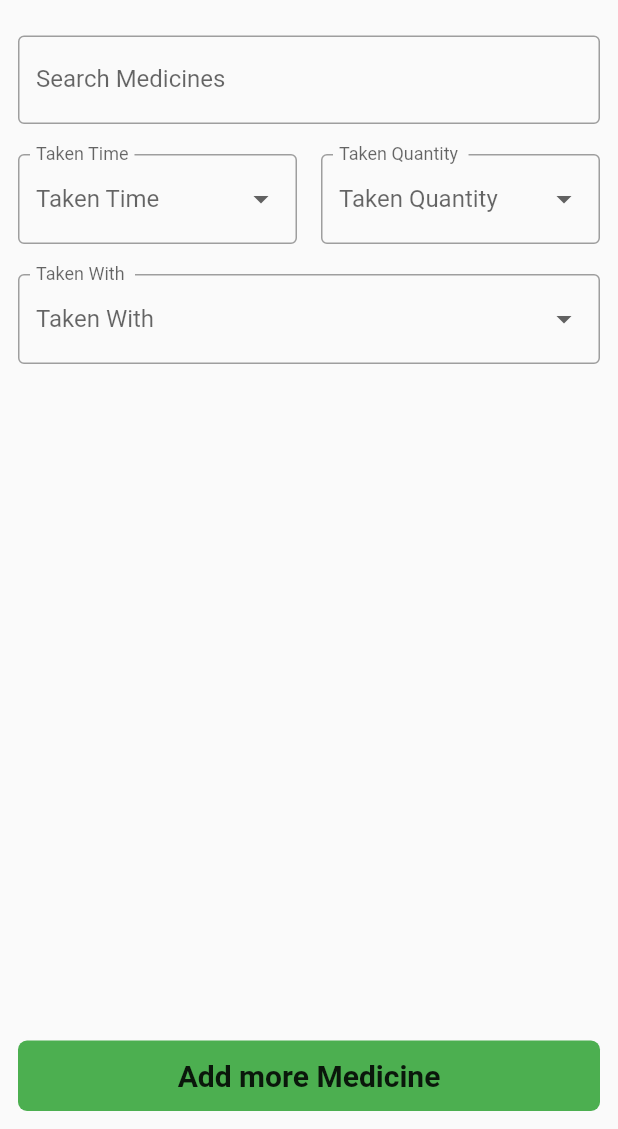
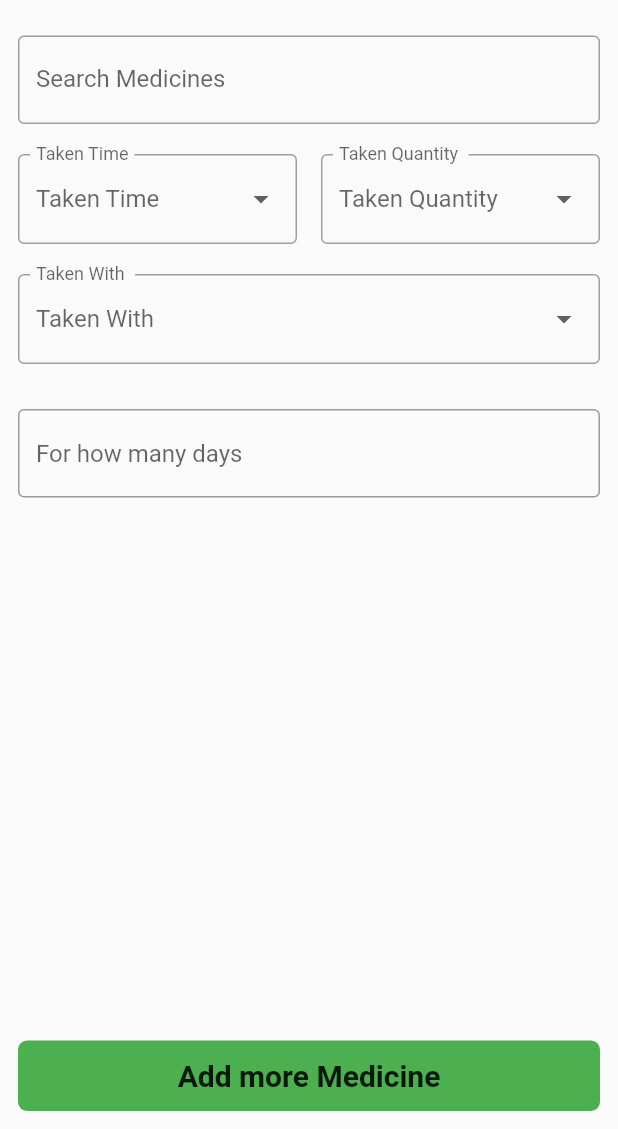
Before and after one commit to Raghav117/planmyhealth-main, a Flutter app: the Abc screen opened directly, on a phone screen of 412 x 824 dp, the part 107-1236 px from its top. Run offline on Flutter 3.47's test engine with Material 2 defaults, Android fonts, the phone set to English and light mode, and no system bars; drawn by our look-alikes of flutter_typeahead; our stand-ins replace dio, firebase_auth, firebase_core, image_picker, location, shared_preferences and 1 more; missing offline and left inert: advance_pdf_viewer, autocomplete_textfield, multi_image_picker; accounts and stored records are empty; network calls fail.

```diff
--- a/lib/UI/Selections/Abc.dart
+++ b/lib/UI/Selections/Abc.dart
@@ -278,6 +278,15 @@ class _AbcState extends State<Abc> {
                 ),
               ),
               showContainer ? container() : SizedBox(),
+              SizedBox(
+                height: 30,
+              ),
+              TextField(
+                keyboardType: TextInputType.number,
+                decoration: InputDecoration(
+                    hintText: "For how many days",
+                    border: OutlineInputBorder()),
+              ),
               Spacer(),
               GestureDetector(
                 onTap: () {
--- a/lib/UI/doctorRegistration.dart
+++ b/lib/UI/doctorRegistration.dart
@@ -725,9 +725,9 @@ class _DoctorRegistrationState extends State<DoctorRegistration> {
             selectedendTime != null) {
           loading = true;
           setState(() {});
-          // var response = await http.post(
-          //     "http://3.15.233.253:5000/doctorregister?name=${_nameController.text}&email=${_emailController.text}&dob=${selectedDate}&gender=${_selectedgender}&category=${_selectedcategory}&practice=${_selectedpractice}&qualification=${_selectedqual}&experience=${_experiencecontroller.text}&clinicname=${_clinicController.text}&city=${_cityController.text}&address=${_addressController.text}&workinghour=${selectedendTime.hour - selectedStartTime.hour}&regno=${_regNumController.text}&mobilenumber=${mobileController.text}");
-          // print(response.body);
+          var response = await http.post(
+              "http://3.15.233.253:5000/doctorregister?name=${_nameController.text}&email=${_emailController.text}&dob=${selectedDate}&gender=${_selectedgender}&category=${_selectedcategory}&practice=${_selectedpractice}&qualification=${_selectedqual}&experience=${_experiencecontroller.text}&clinicname=${_clinicController.text}&city=${_cityController.text}&address=${_addressController.text}&workinghour=${selectedendTime.hour - selectedStartTime.hour}&regno=${_regNumController.text}&mobilenumber=${mobileController.text}&modeofservices=[check,asfas]&latitude=${locationData.latitude}&longitude=${locationData.longitude}");
+          print(response.body);
           loading = false;
           setState(() {});
           Navigator.of(context)
```
Also changed, not shown: lib/UI/prescription.dart (+94 -52 lines).
